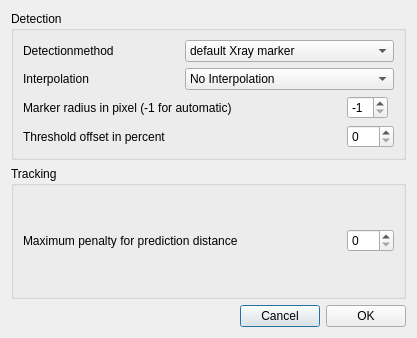
First picture: the form in src/ui/ui-files/MarkerDialog.ui, repository XROMMPackages/xmalab, before the edit.
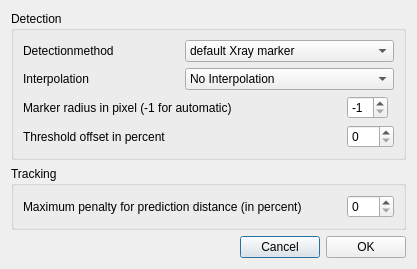
Second picture: the form after the edit. Icons and pictures are not drawn.

Commit message: Changed displayed Marker tracking penalty to be in percent

The edit to the form file:
```diff
--- a/src/ui/ui-files/MarkerDialog.ui
+++ b/src/ui/ui-files/MarkerDialog.ui
@@ -7,7 +7,7 @@
     <x>0</x>
     <y>0</y>
     <width>417</width>
-    <height>338</height>
+    <height>237</height>
    </rect>
   </property>
   <property name="sizePolicy">
@@ -222,7 +222,7 @@
       <item row="0" column="0">
        <widget class="QLabel" name="label_3">
         <property name="text">
-         <string>Maximum penalty for prediction distance</string>
+         <string>Maximum penalty for prediction distance (in percent)</string>
         </property>
        </widget>
       </item>
```
The commit also changes 5 other files.
